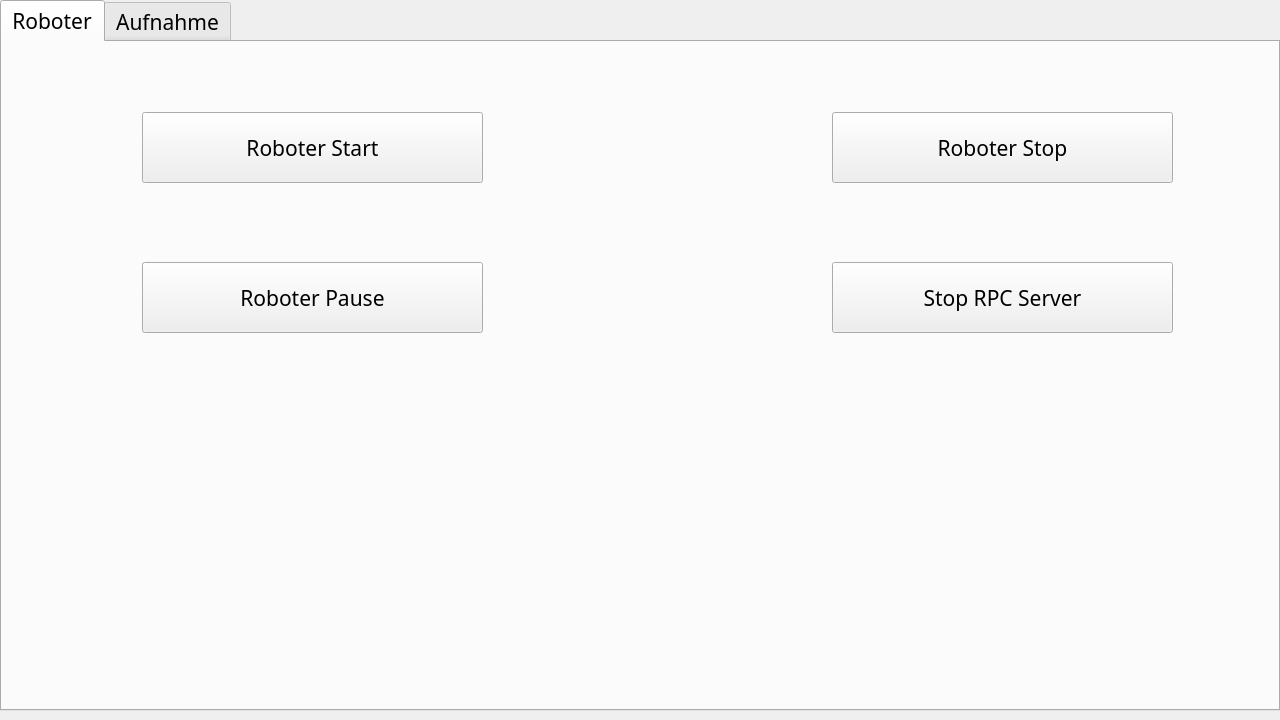
Old version of the form ui_files/MainWindow.ui in the repository Snupai/MultipackParser.
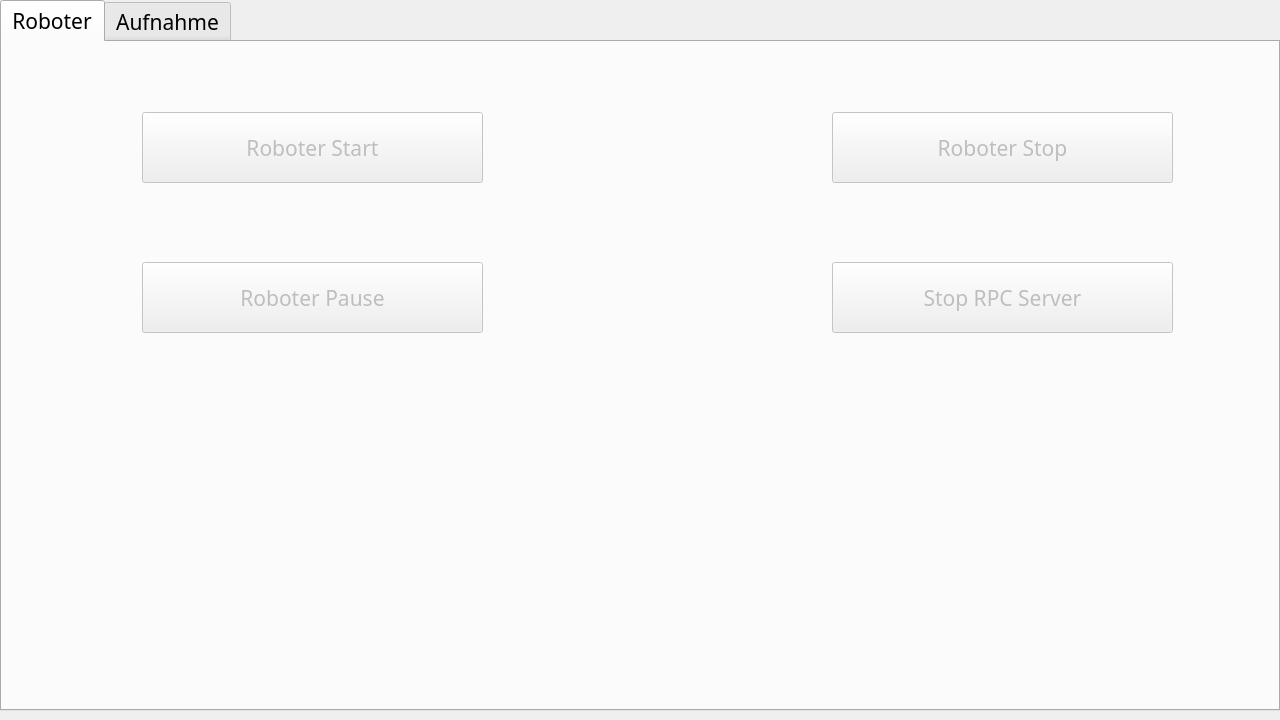
New version of the form. The open tabs and pages were chosen to show the change. Icons and pictures are not drawn.

Commit message:
Update button states in MainWindow
- Disabled several buttons (ButtonRoboterStop, ButtonRoboterStart, ButtonStopRPCServer, ButtonRoboterPause) to prevent user interaction when not applicable.

What changed in the file:
```diff
--- a/ui_files/MainWindow.ui
+++ b/ui_files/MainWindow.ui
@@ -733,6 +733,9 @@
        </property>
       </widget>
       <widget class="QPushButton" name="ButtonRoboterStop">
+       <property name="enabled">
+        <bool>false</bool>
+       </property>
        <property name="geometry">
         <rect>
          <x>830</x>
@@ -767,6 +770,9 @@
        </property>
       </widget>
       <widget class="QPushButton" name="ButtonRoboterStart">
+       <property name="enabled">
+        <bool>false</bool>
+       </property>
        <property name="geometry">
         <rect>
          <x>140</x>
@@ -807,6 +813,9 @@
        </property>
       </widget>
       <widget class="QPushButton" name="ButtonStopRPCServer">
+       <property name="enabled">
+        <bool>false</bool>
+       </property>
        <property name="geometry">
         <rect>
          <x>830</x>
@@ -841,6 +850,9 @@
        </property>
       </widget>
       <widget class="QPushButton" name="ButtonRoboterPause">
+       <property name="enabled">
+        <bool>false</bool>
+       </property>
        <property name="geometry">
         <rect>
          <x>140</x>
```
Left out of the diff: 14 changed lines with no effect on the pictures. The commit also changes 1 other file.
